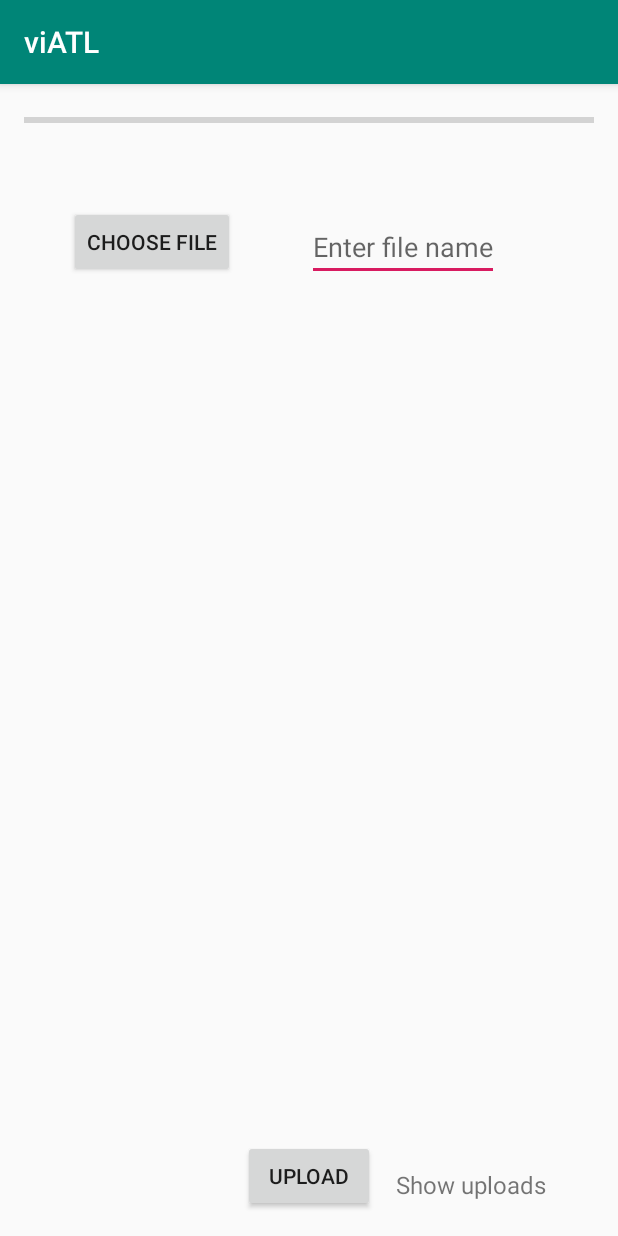
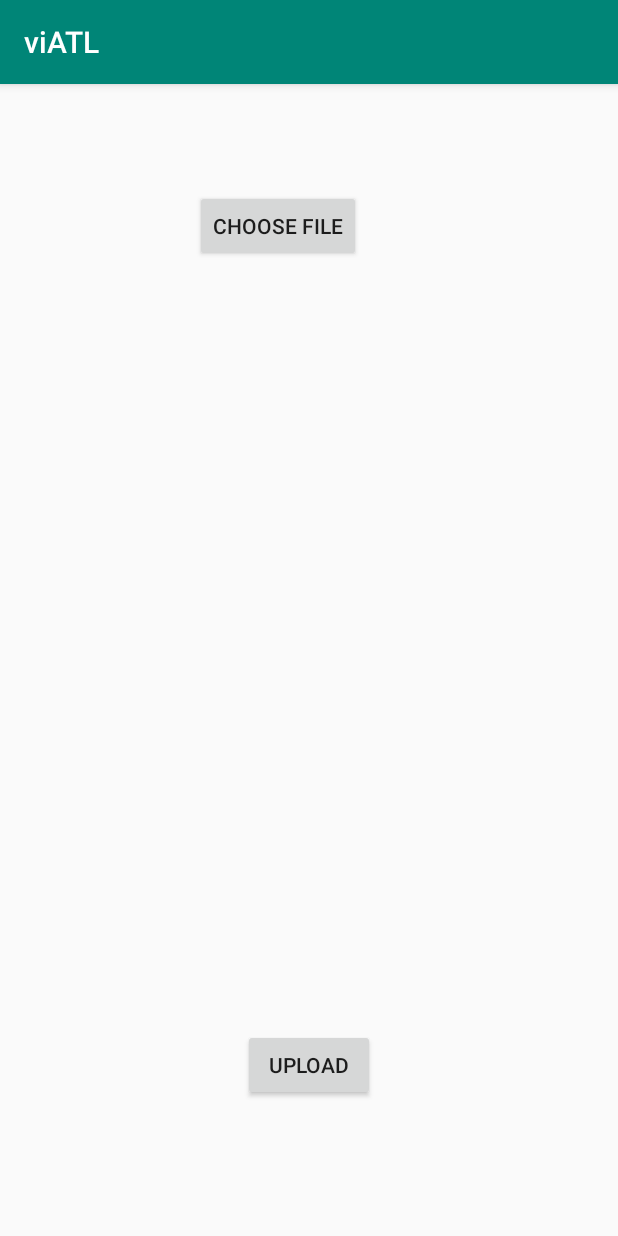
Before and after one commit to amarsgithub/viATL, an Android app: the screen it shows after launch (MainActivity), on a phone screen of 412 x 824 dp. Run offline under Robolectric (Android 15) with nearby library versions, the phone set to English and light mode, and no system bars; our stand-ins replace Firebase (no records; nobody signed in at launch, a user with empty details on screens opened directly).

Commit message:
change interface

```diff
--- a/app/src/main/res/layout/activity_main.xml
+++ b/app/src/main/res/layout/activity_main.xml
@@ -14,10 +14,12 @@
         android:layout_alignBottom="@+id/edit_text_file_name"
         android:layout_alignParentStart="true"
         android:layout_alignParentLeft="true"
-        android:layout_marginStart="30dp"
-        android:layout_marginLeft="30dp"
-        android:layout_marginBottom="2dp"
-        android:text="Choose File" />
+        android:layout_centerHorizontal="true"
+        android:layout_marginStart="114dp"
+        android:layout_marginLeft="114dp"
+        android:layout_marginBottom="76dp"
+        android:text="Choose File"
+        android:visibility="visible" />
 
     <EditText
         android:id="@+id/edit_text_file_name"
@@ -28,27 +30,37 @@
         android:layout_alignParentRight="true"
         android:layout_marginStart="16dp"
         android:layout_marginLeft="16dp"
-        android:layout_marginTop="70dp"
-        android:layout_marginEnd="63dp"
-        android:layout_marginRight="63dp"
-        android:hint="Enter file name" />
+        android:layout_marginTop="133dp"
+        android:layout_marginEnd="57dp"
+        android:layout_marginRight="57dp"
+        android:inputType="none"
+        android:visibility="invisible" />
 
     <ImageView
         android:id="@+id/image_view"
         android:layout_width="match_parent"
-        android:layout_height="match_parent"
+        android:layout_height="860dp"
+        android:layout_alignParentStart="true"
+        android:layout_alignParentBottom="true"
+        android:layout_marginStart="18dp"
+        android:layout_marginBottom="155dp" />
         android:layout_below="@id/edit_text_file_name"
-        android:layout_above="@id/progress_bar"
+        android:layout_centerHorizontal="true"
+        android:layout_marginTop="36dp" />
+        <!--android:layout_above="@id/progress_bar"-->
         android:layout_marginTop="16dp"/>
 
     <ProgressBar
         android:id="@+id/progress_bar"
 
-        style="@style/Widget.AppCompat.ProgressBar.Horizontal"
-        android:layout_width="match_parent"
+        style="@android:style/Widget.DeviceDefault.Light.ProgressBar.Horizontal"
+        android:layout_width="150dp"
         android:layout_height="wrap_content"
+        android:layout_alignParentLeft="true"
+        android:layout_marginLeft="96dp"
+
         android:layout_marginBottom="16dp"
-        android:layout_alignParentLeft="true" />
+        android:visibility="invisible" />
 
     <Button
         android:id="@+id/button_upload"
@@ -56,6 +68,7 @@
         android:layout_height="wrap_content"
         android:layout_alignParentBottom="true"
         android:layout_centerHorizontal="true"
+        android:layout_marginBottom="74dp"
         android:text="Upload" />
 
     <TextView
@@ -65,11 +78,12 @@
         android:layout_alignBaseline="@+id/button_upload"
         android:layout_alignParentEnd="true"
         android:layout_alignParentRight="true"
-        android:layout_marginEnd="32dp"
-        android:layout_marginRight="32dp"
+        android:layout_marginEnd="0dp"
+        android:layout_marginRight="0dp"
         android:gravity="center"
         android:text="Show uploads"
-        android:textSize="16sp" />
+        android:textAppearance="@style/TextAppearance.AppCompat.Caption"
+        android:visibility="invisible" />
 
 
 </RelativeLayout>
```
